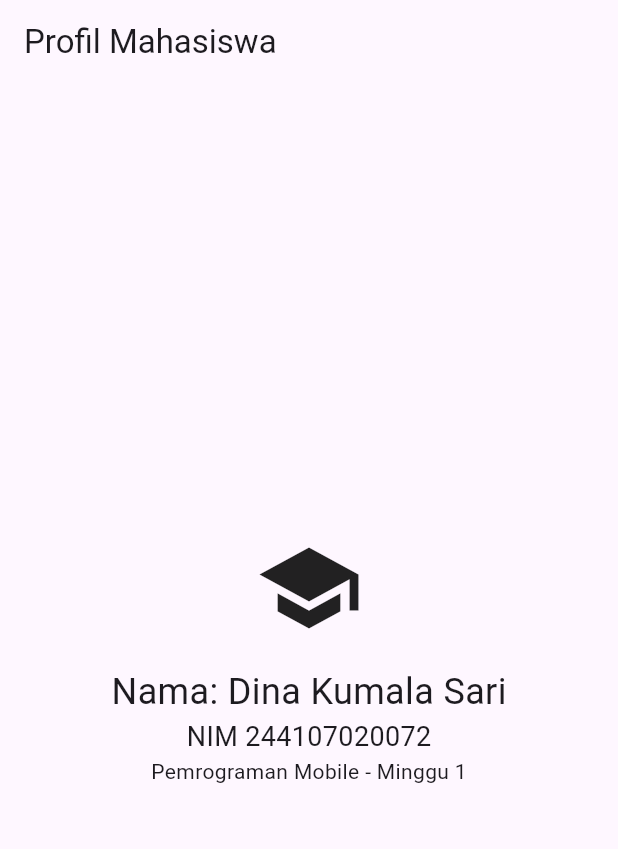
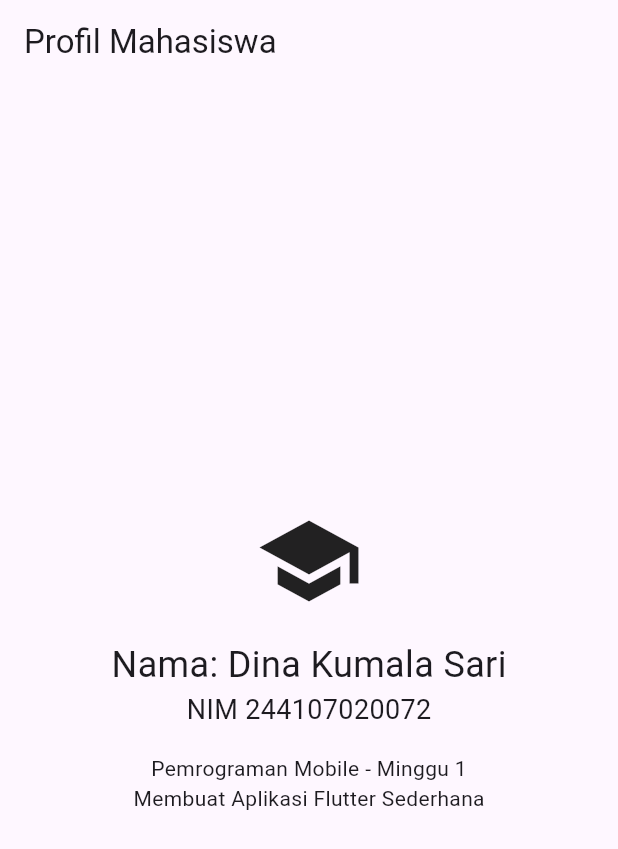
Before and after one commit to DinaKSari/244107020072-mobile-course, a Flutter app: the screen it shows after launch, on a phone screen of 412 x 824 dp. Shown: the top 849 px of the screen. Run offline on Flutter 3.47's test engine with Material 3 defaults, Android fonts, the light colour scheme and no system bars.

Commit message:
add extra information using basic widget

```diff
--- a/01-week-1-mobile-development-ecosystem-flutter-refresh/lib/main.dart
+++ b/01-week-1-mobile-development-ecosystem-flutter-refresh/lib/main.dart
@@ -20,7 +20,9 @@ class MyApp extends StatelessWidget {
             SizedBox(height: 16),
             Text('Nama: Dina Kumala Sari', style: TextStyle(fontSize: 24)),
             Text('NIM 244107020072', style: TextStyle(fontSize: 18)),
+            SizedBox(height: 16),
             Text('Pemrograman Mobile - Minggu 1'),
+            Text('Membuat Aplikasi Flutter Sederhana')
           ])
         )
       ),
```
